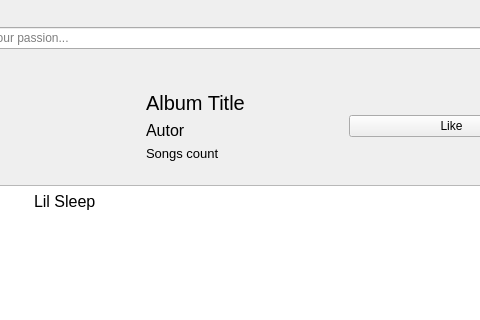
Old version of the form gui/mainscreen.ui in the repository blackjackmk/duckyfm; both pictures show x 264 to 744 and y 0 to 320 of the 1066 by 574 pixel window.
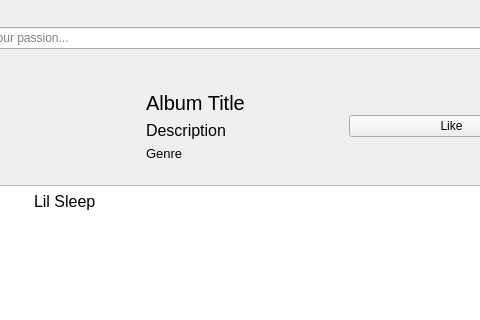
New version of the form. The open tabs and pages were chosen to show the change. Icons and pictures are not drawn.

Commit message: on_album_click

The edit to the form file:
```diff
--- a/gui/mainscreen.ui
+++ b/gui/mainscreen.ui
@@ -1691,7 +1691,7 @@
                     </font>
                    </property>
                    <property name="text">
-                    <string>Autor</string>
+                    <string>Description</string>
                    </property>
                   </widget>
                  </item>
@@ -1703,7 +1703,7 @@
                     </font>
                    </property>
                    <property name="text">
-                    <string>Songs count</string>
+                    <string>Genre</string>
                    </property>
                   </widget>
                  </item>
```
Left out of the diff: 18 changed lines with no effect on the pictures. The commit also changes 2 other files.
